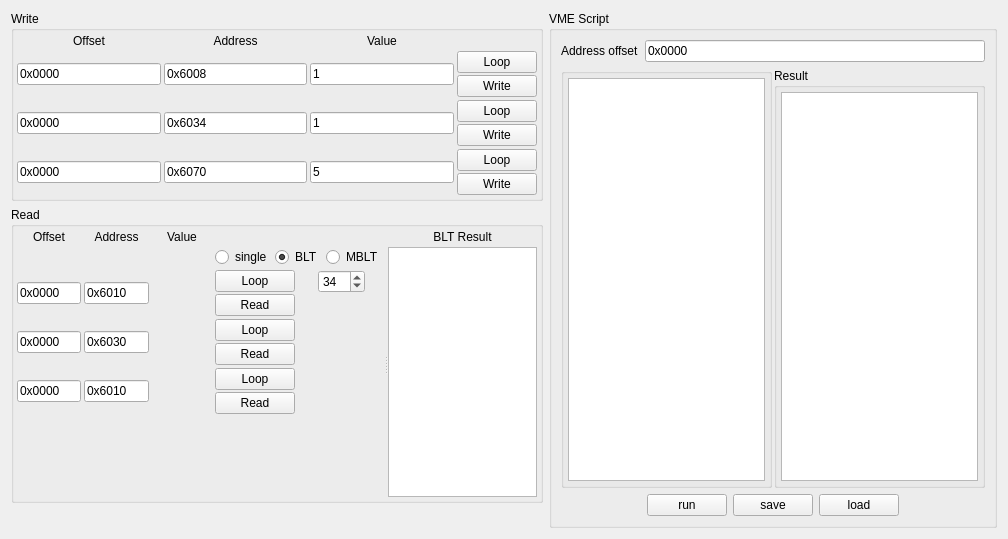
Qt form src/vme_debug_widget.ui (flueke/mvme) before a commit.
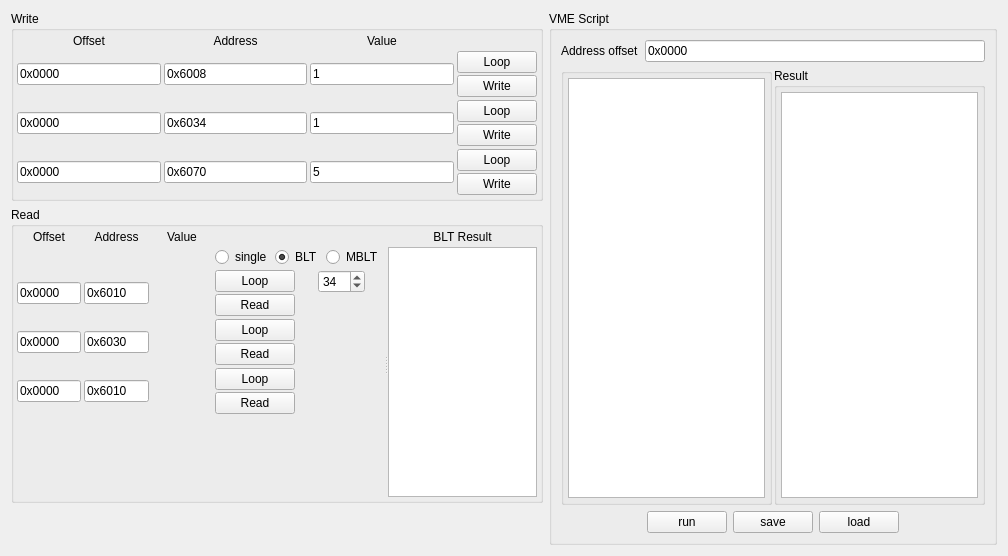
The same form after that commit.

```diff
--- a/src/vme_debug_widget.ui
+++ b/src/vme_debug_widget.ui
@@ -7,7 +7,7 @@
     <x>0</x>
     <y>0</y>
     <width>1008</width>
-    <height>539</height>
+    <height>556</height>
    </rect>
   </property>
   <property name="windowTitle">
```
Left out of the diff: 18 changed lines with no effect on the pictures.
